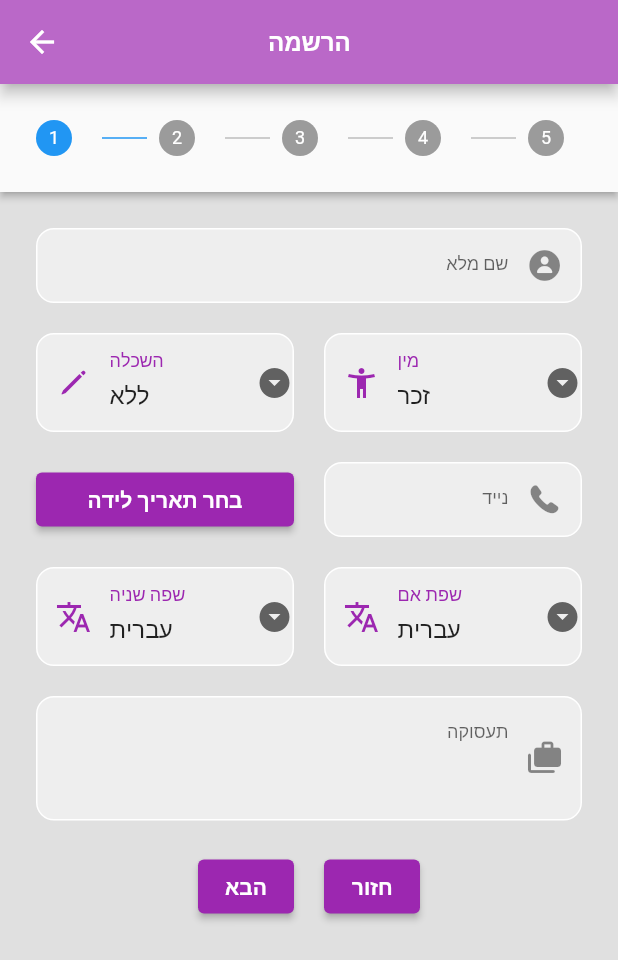
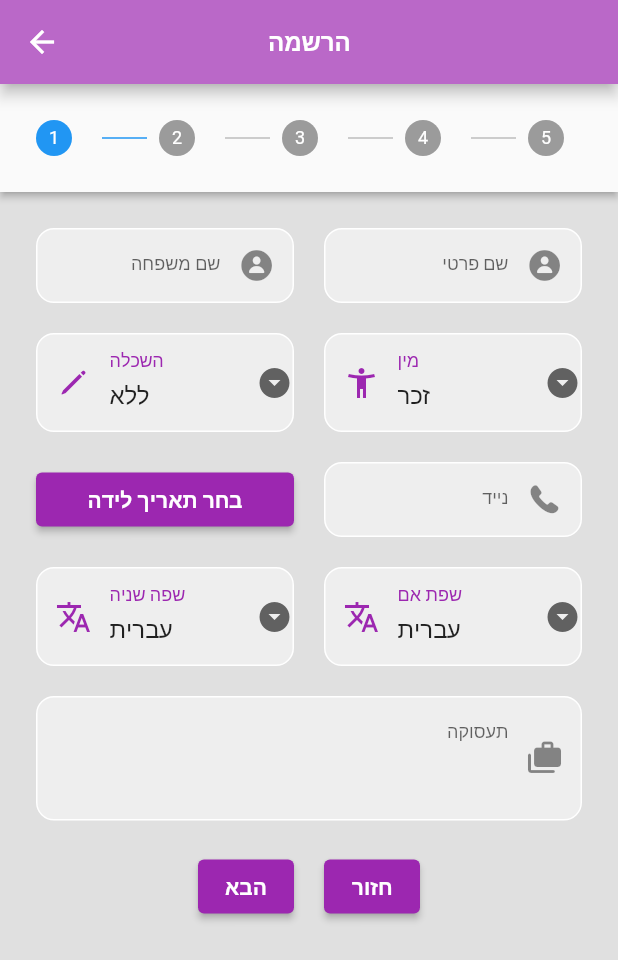
Before and after one commit to idan1ezer/dana_chat, a Flutter app: the RegisterScreen screen opened directly, on a phone screen of 412 x 824 dp. Shown: the top 960 px of the screen. Run offline on Flutter 3.47's test engine with Material 2 defaults, Android fonts, the phone set to English and light mode, and no system bars; our stand-ins replace cached_network_image, cloud_firestore, firebase_auth, firebase_core, fluttertoast; accounts and stored records are empty; network calls fail.

Commit message:
some UI fixes

```diff
--- a/lib/main.dart
+++ b/lib/main.dart
@@ -27,7 +27,7 @@ class MyApp extends StatelessWidget {
   Widget build(BuildContext context) {
     return MaterialApp(
       debugShowCheckedModeBanner: false,
-      home: RegisterScreen(),
+      home: HomeScreen(),
     );
   }
 }
--- a/lib/pages/chat_combined_page.dart
+++ b/lib/pages/chat_combined_page.dart
@@ -45,7 +45,7 @@ class _ChatCombinedPageState extends State<ChatCombinedPage> {
         children: [
           Row(
             children: <Widget>[
-              IconBackground(icon: Icons.photo, onTap: (){}),
+              //IconBackground(icon: Icons.photo, onTap: (){}),
               Expanded(child: TextField(
                 controller: sendCtrl,
                 textAlign: TextAlign.right,
@@ -110,7 +110,7 @@ class _ChatCombinedPageState extends State<ChatCombinedPage> {
     DateTime now = DateTime.now();
     String formattedTime = DateFormat.jm().format(now);
     setState((){
-      messages.insert(0, MessageModel(sender: currentUser,time: DateFormat.jm().format(now),text: text,unread: true));
+      messages.insert(0, MessageModel(sender: currentUser,time: DateFormat('HH:mm').format(now),text: text,unread: true));
     });
     sendCtrl.clear();
   }
--- a/lib/pages/chat_page.dart
+++ b/lib/pages/chat_page.dart
@@ -40,7 +40,7 @@ class _ChatPageState extends State<ChatPage> {
       color: Colors.white,
       child: Row(
         children: <Widget>[
-          IconBackground(icon: Icons.photo, onTap: (){}),
+          //IconBackground(icon: Icons.photo, onTap: (){}),
           Expanded(child: TextField(
             controller: sendCtrl,
             textAlign: TextAlign.right,
@@ -54,9 +54,10 @@ class _ChatPageState extends State<ChatPage> {
 
   _sendMessage(String text) {
     DateTime now = DateTime.now();
-    String formattedTime = DateFormat.jm().format(now);
+    //now = DateTime.now();
+    //String formattedTime = DateFormat.Hm().format(now);
     setState((){
-      messages.insert(0, MessageModel(sender: currentUser,time: DateFormat.jm().format(now),text: text,unread: true));
+      messages.insert(0, MessageModel(sender: currentUser,time: DateFormat('HH:mm').format(now),text: text,unread: true));
     });
     sendCtrl.clear();
   }
--- a/lib/screens/register_screen.dart
+++ b/lib/screens/register_screen.dart
@@ -21,16 +21,17 @@ class _RegisterScreenState extends State<RegisterScreen> {
   _RegisterScreenState() {
     _genderSelectedVal = _genderList[0];
     _educationSelectedVal = _educationList[0];
+    _closenessSelectedVal = _closenessList[0];
   }
+
 
   late VoidCallback _onStepContinue;
   late VoidCallback _onStepCancel;
 
-  final nameCtrl = TextEditingController();
-
+  final firstNameCtrl = TextEditingController();
+  final lastNameCtrl = TextEditingController();
   //final emailCtrl = TextEditingController();
   final phoneCtrl = TextEditingController();
-
   //final passwordCtrl = TextEditingController();
   final employeeCtrl = TextEditingController();
 
@@ -39,7 +40,8 @@ class _RegisterScreenState extends State<RegisterScreen> {
   final zipCtrl = TextEditingController();
   final addressCtrl = TextEditingController();
 
-  final caregiverNameCtrl = TextEditingController();
+  final caregiverFirstNameCtrl = TextEditingController();
+  final caregiverLastNameCtrl = TextEditingController();
   final caregiverPhoneCtrl = TextEditingController();
   final caregiverEmailCtrl = TextEditingController();
   final caregiverRelationCtrl = TextEditingController();
@@ -87,6 +89,9 @@ class _RegisterScreenState extends State<RegisterScreen> {
   };
   String? _doctorSelectedVal = "";
   final List _doctorList = [];
+
+  final _closenessList = ["ראשונה", "שניה", "אחר"];
+  String? _closenessSelectedVal = "";
 
   //final List<dynamic> _doctorListUpdated = [Doctor("רופא א'", 1)];
   final _diseaseList = [
@@ -125,10 +130,13 @@ class _RegisterScreenState extends State<RegisterScreen> {
   final personalTests = {};
   final personalTestsKeyList = [];
 
+  String country = "ישראל";
+
   @override
   void initState() {
     super.initState();
     clinicToList();
+    country = "ישראל";
     //doctorToList();
   }
 
@@ -161,10 +169,26 @@ class _RegisterScreenState extends State<RegisterScreen> {
             content: Center(
               child: Column(
                 children: [
-                  RegTextField(
-                    textCtrl: nameCtrl,
-                    icon: CupertinoIcons.person_circle_fill,
-                    hint: "שם מלא",
+                  Row(
+                    children: [
+                      Expanded(
+                        child: RegTextField(
+                          textCtrl: lastNameCtrl,
+                          icon: CupertinoIcons.person_circle_fill,
+                          hint: "שם משפחה",
+                        ),
+                      ),
+                      const SizedBox(
+                        width: 20,
+                      ),
+                      Expanded(
+                        child: RegTextField(
+                          textCtrl: firstNameCtrl,
+                          icon: CupertinoIcons.person_circle_fill,
+                          hint: "שם פרטי",
+                        ),
+                      ),
+                    ],
                   ),
                   const SizedBox(
                     height: 20,
@@ -181,13 +205,14 @@ class _RegisterScreenState extends State<RegisterScreen> {
                             borderRadius: BorderRadius.circular(12),
                           ),
                           child: DropdownButtonFormField(
+                            //alignment: Alignment.center,
                             value: _educationList[0],
                             items: _educationList
                                 .map((e) => DropdownMenuItem(
                                       value: e,
                                       child: Text(
-                                        e,
-                                        textAlign: TextAlign.right,
+                                          e,
+                                          textAlign: TextAlign.right,
                                       ),
                                     ))
                                 .toList(),
@@ -438,7 +463,8 @@ class _RegisterScreenState extends State<RegisterScreen> {
                         child: RegTextField(
                           textCtrl: zipCtrl,
                           icon: Icons.numbers,
-                          hint: "זיפ",
+                          hint: "מיקוד",
+                          inputType: TextInputType.number,
                         ),
                       ),
                       const SizedBox(
@@ -455,10 +481,28 @@ class _RegisterScreenState extends State<RegisterScreen> {
                         width: 10,
                       ),
                       Expanded(
-                        child: RegTextField(
-                          textCtrl: countryCtrl,
-                          icon: Icons.flag,
-                          hint: "מדינה",
+                        child: Container(
+                          alignment: Alignment.center,
+                          decoration: BoxDecoration(
+                            color: Colors.grey[200],
+                            border: Border.all(color: Colors.white),
+                            borderRadius: BorderRadius.circular(12),
+                          ),
+                          child: TextFormField(
+                            //controller: countryCtrl,
+                            onSaved: (input) => setState(() {
+                              country = input!;
+                            }),
+                            textAlign: TextAlign.right,
+                            initialValue: country,
+                            decoration: const InputDecoration(
+                              suffixIcon: Icon(Icons.flag),
+                              border: InputBorder.none,
+                              //labelText: 'מדינה',
+                              //hintText: "מדינה",
+                              //hintStyle: TextStyle(fontSize: 12 ),
+                            ),
+                          ),
                         ),
                       ),
                     ],
@@ -575,7 +619,7 @@ class _RegisterScreenState extends State<RegisterScreen> {
                             ),
                             dropdownColor: Colors.deepPurple.shade50,
                             decoration: const InputDecoration(
-                              labelText: "קליניקה",
+                              labelText: "מרפאה",
                               labelStyle: TextStyle(color: Colors.purple),
                               prefixIcon: Icon(
                                 Icons.local_hospital,
@@ -598,11 +642,28 @@ class _RegisterScreenState extends State<RegisterScreen> {
                   const SizedBox(
                     height: 20,
                   ),
-                  RegTextField(
-                    textCtrl: caregiverNameCtrl,
-                    icon: CupertinoIcons.person_circle_fill,
-                    hint: "שם מלא",
-                    inputType: TextInputType.name,
+                  Row(
+                    children: [
+                      Expanded(
+                        child: RegTextField(
+                          textCtrl: caregiverLastNameCtrl,
+                          icon: CupertinoIcons.person_circle_fill,
+                          hint: "שם משפחה",
+                          inputType: TextInputType.name,
+                        ),
+                      ),
+                      const SizedBox(
+                        width: 20,
+                      ),
+                      Expanded(
+                        child: RegTextField(
+                          textCtrl: caregiverFirstNameCtrl,
+                          icon: CupertinoIcons.person_circle_fill,
+                          hint: "שם פרטי",
+                          inputType: TextInputType.name,
+                        ),
+                      ),
+                    ],
                   ),
                   const SizedBox(
                     height: 20,
@@ -625,12 +686,53 @@ class _RegisterScreenState extends State<RegisterScreen> {
                   const SizedBox(
                     height: 20,
                   ),
-                  RegTextField(
-                    textCtrl: caregiverRelationCtrl,
-                    icon: Icons.family_restroom,
-                    hint: "קירבה",
-                    inputType: TextInputType.name,
-                  ),
+                  Container(
+                      decoration: BoxDecoration(
+                        color: Colors.grey[200],
+                        border: Border.all(color: Colors.white),
+                        borderRadius: BorderRadius.circular(12),
+                      ),
+                      child: DropdownButtonFormField(
+                        value: _closenessList[0],
+                        items: _closenessList
+                            .map((e) => DropdownMenuItem(
+                          value: e,
+                          child: Text(
+                            e,
+                            textAlign: TextAlign.right,
+                          ),
+                        ))
+                            .toList(),
+                        onChanged: (val) {
+                          setState(() {
+                            _closenessSelectedVal = val as String;
+                          });
+                        },
+                        icon: const Icon(
+                          Icons.arrow_drop_down_circle,
+                          //color: Colors.purple,
+                        ),
+                        dropdownColor: Colors.deepPurple.shade50,
+                        decoration: const InputDecoration(
+                          labelText: "קירבה",
+                          labelStyle: TextStyle(color: Colors.purple),
+                          prefixIcon: Icon(
+                            Icons.family_restroom,
+                            color: Colors.purple,
+                          ),
+                          enabledBorder: UnderlineInputBorder(
+                              borderSide:
+                              BorderSide(color: Colors.transparent)),
+                          //border: OutlineInputBorder(),
+                        ),
+                      ),
+                  ),
+                  // RegTextField(
+                  //   textCtrl: caregiverRelationCtrl,
+                  //   icon: Icons.family_restroom,
+                  //   hint: "קירבה",
+                  //   inputType: TextInputType.name,
+                  // ),
                 ],
               ),
             )),
@@ -674,18 +776,24 @@ class _RegisterScreenState extends State<RegisterScreen> {
                         child: RegTextField(
                           textCtrl: exerciseDurationCtrl,
                           icon: Icons.timer,
-                          hint: "משך זמן",
+                          hint: "משך זמן (ד')",
                           inputType: TextInputType.number,
                         ),
                       ),
                     ],
                   ),
                   const SizedBox(
-                    height: 10,
-                  ),
-                  const Text("תזונה - מומלצת"),
-                  const SizedBox(
-                    height: 10,
+                    height: 0,
+                  ),
+                  Container(
+                    alignment: Alignment.centerLeft,
+                    child: Padding(
+                      padding: const EdgeInsets.only(left: 35.0,top: 10),
+                      child: const Text("תזונאי"),
+                    ),
+                  ),
+                  const SizedBox(
+                    height: 5,
                   ),
                   Row(
                     mainAxisAlignment: MainAxisAlignment.center,
@@ -872,12 +980,12 @@ class _RegisterScreenState extends State<RegisterScreen> {
               child: Column(
                 children: [
                   Padding(
-                    padding: const EdgeInsets.only(right: 15, left: 35),
+                    padding: const EdgeInsets.only(right: 35, left: 15),
                     child: Row(
                       mainAxisAlignment: MainAxisAlignment.spaceBetween,
                       children: [
+                        Text("טווח סוכר אחרי ארוחה"),
                         Text("טווח סוכר בצום"),
-                        Text("טווח סוכר אחרי ארוחה"),
                       ],
                     ),
                   ),
@@ -887,11 +995,34 @@ class _RegisterScreenState extends State<RegisterScreen> {
                   Row(
                     mainAxisAlignment: MainAxisAlignment.spaceBetween,
                     children: [
+                      Expanded(
+                        child: RegTextField(
+                          textCtrl: afterMealDiabetesToCtrl,
+                          icon: Icons.numbers,
+                          hint: "עד",
+                          inputType: TextInputType.number,
+                        ),
+                      ),
+                      const SizedBox(
+                        width: 10,
+                      ),
+                      Expanded(
+                        child: RegTextField(
+                          textCtrl: afterMealDiabetesFromCtrl,
+                          icon: Icons.numbers,
+                          hint: "מ",
+                          inputType: TextInputType.number,
+                        ),
+                      ),
+                      const SizedBox(
+                        width: 50,
+                      ),
                       Expanded(
                         child: RegTextField(
                           textCtrl: fastDiabetesToCtrl,
                           icon: Icons.numbers,
                           hint: "עד",
+                          inputType: TextInputType.number,
                         ),
                       ),
                       const SizedBox(
@@ -902,26 +1033,7 @@ class _RegisterScreenState extends State<RegisterScreen> {
                           textCtrl: fastDiabetesFromCtrl,
                           icon: Icons.numbers,
                           hint: "מ",
-                        ),
-                      ),
-                      const SizedBox(
-                        width: 50,
-                      ),
-                      Expanded(
-                        child: RegTextField(
-                          textCtrl: afterMealDiabetesToCtrl,
-                          icon: Icons.numbers,
-                          hint: "עד",
-                        ),
-                      ),
-                      const SizedBox(
-                        width: 10,
-                      ),
-                      Expanded(
-                        child: RegTextField(
-                          textCtrl: afterMealDiabetesFromCtrl,
-                          icon: Icons.numbers,
-                          hint: "מ",
+                          inputType: TextInputType.number,
                         ),
                       ),
                     ],
```
